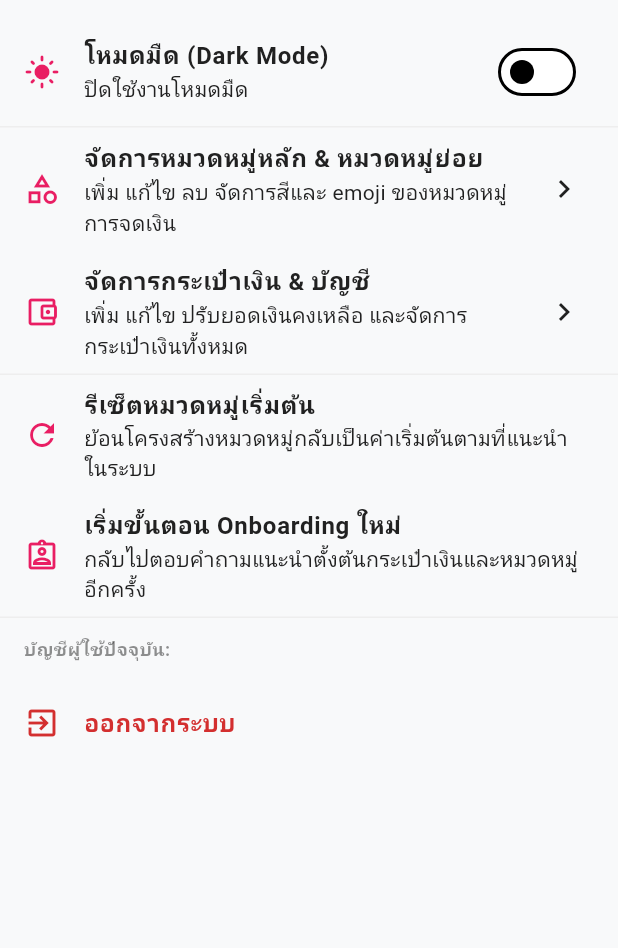
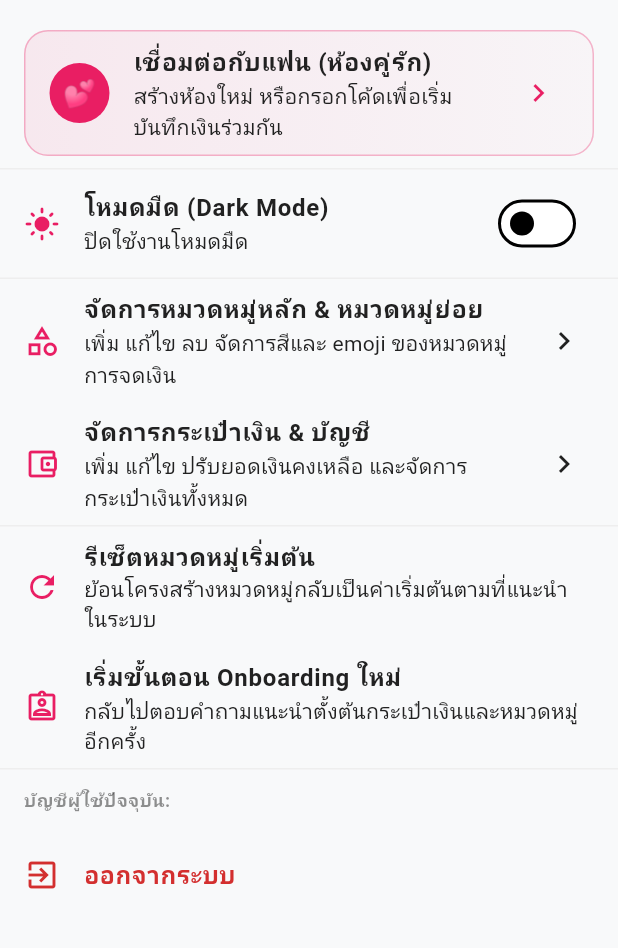
Before and after one commit to snoopy1989doo-source/expense_tracker, a Flutter app: the SettingsScreen screen opened directly, on a phone screen of 412 x 824 dp, the part 84-1032 px from its top. Run offline on Flutter 3.47's test engine with Material 3 defaults, Android fonts, the phone set to English and light mode, and no system bars; our stand-ins replace cloud_firestore, csv, firebase_auth, firebase_core, firebase_storage, fl_chart and 5 more; accounts and stored records are empty; network calls fail; Roboto replaces fonts that are missing (Prompt).

Commit message:
feat: Replace dollar sign with Baht symbol ฿ and add Couple Room management to Settings screen

```diff
--- a/lib/screens/settings/settings_screen.dart
+++ b/lib/screens/settings/settings_screen.dart
@@ -1,11 +1,14 @@
 import 'package:flutter/material.dart';
+import 'package:flutter/services.dart';
 import 'package:flutter_riverpod/flutter_riverpod.dart';
 import '../../providers/theme_provider.dart';
 import '../../providers/auth_provider.dart';
+import '../../providers/couple_provider.dart';
 import '../../providers/category_provider.dart';
 import '../../providers/onboarding_provider.dart';
 import '../category/category_management_screen.dart';
 import '../wallet/wallet_management_screen.dart';
+import '../couple/couple_setup_screen.dart';
 import '../../widgets/common/confirm_dialog.dart';
 import '../../core/constants/app_colors.dart';
 
@@ -18,10 +21,12 @@ class SettingsScreen extends ConsumerWidget {
     final themeNotifier = ref.read(themeProvider.notifier);
     final authNotifier = ref.read(authNotifierProvider.notifier);
     final authState = ref.watch(authNotifierProvider);
+    final coupleRoomId = ref.watch(coupleRoomIdProvider);
+    final coupleRoomAsync = ref.watch(coupleRoomProvider);
 
     final theme = Theme.of(context);
 
-    void _confirmResetCategories() {
+    void confirmResetCategories() {
       ConfirmDialog.show(
         context,
         title: 'รีเซ็ตหมวดหมู่เริ่มต้น',
@@ -30,12 +35,14 @@ class SettingsScreen extends ConsumerWidget {
         confirmColor: AppColors.primary,
         onConfirm: () async {
           await ref.read(mainCategoriesProvider.notifier).resetToDefault();
-          ScaffoldMessenger.of(context).showSnackBar(const SnackBar(content: Text('รีเซ็ตหมวดหมู่สำเร็จแล้ว')));
+          if (context.mounted) {
+            ScaffoldMessenger.of(context).showSnackBar(const SnackBar(content: Text('รีเซ็ตหมวดหมู่สำเร็จแล้ว')));
+          }
         },
       );
     }
 
-    void _confirmResetOnboarding() {
+    void confirmResetOnboarding() {
       ConfirmDialog.show(
         context,
         title: 'จำลอง Onboarding ใหม่',
@@ -49,7 +56,7 @@ class SettingsScreen extends ConsumerWidget {
       );
     }
 
-    void _confirmLogout() {
+    void confirmLogout() {
       ConfirmDialog.show(
         context,
         title: 'ออกจากระบบ',
@@ -69,6 +76,61 @@ class SettingsScreen extends ConsumerWidget {
       body: ListView(
         padding: const EdgeInsets.symmetric(vertical: 12),
         children: [
+          // Couple Room Management Section (💕)
+          Container(
+            margin: const EdgeInsets.symmetric(horizontal: 16, vertical: 8),
+            decoration: BoxDecoration(
+              gradient: LinearGradient(
+                colors: [
+                  theme.colorScheme.primary.withOpacity(0.08),
+                  theme.colorScheme.primary.withOpacity(0.02),
+                ],
+              ),
+              borderRadius: BorderRadius.circular(16),
+              border: Border.all(color: theme.colorScheme.primary.withOpacity(0.3)),
+            ),
+            child: ListTile(
+              leading: const CircleAvatar(
+                backgroundColor: AppColors.primary,
+                child: Text('💕', style: TextStyle(fontSize: 18)),
+              ),
+              title: Text(
+                coupleRoomId != null ? 'ห้องคู่รัก (Kapookluxx Room)' : 'เชื่อมต่อกับแฟน (ห้องคู่รัก)',
+                style: const TextStyle(fontWeight: FontWeight.bold),
+              ),
+              subtitle: coupleRoomAsync.when(
+                data: (room) {
+                  if (room == null) {
+                    return const Text('สร้างห้องใหม่ หรือกรอกโค้ดเพื่อเริ่มบันทึกเงินร่วมกัน');
+                  }
+                  final memberCount = room.memberIds.length;
+                  return Text('รหัสเชิญแฟน: ${room.inviteCode} (${memberCount}/2 คน)');
+                },
+                loading: () => const Text('กำลังโหลดข้อมูลห้องคู่รัก...'),
+                error: (_, __) => const Text('กดเพื่อสร้างหรือเชื่อมต่อห้องคู่รัก'),
+              ),
+              trailing: coupleRoomAsync.value?.inviteCode != null
+                  ? IconButton(
+                      icon: const Icon(Icons.copy, color: AppColors.primary),
+                      tooltip: 'คัดลอกโค้ดเชิญ',
+                      onPressed: () {
+                        Clipboard.setData(ClipboardData(text: coupleRoomAsync.value!.inviteCode));
+                        ScaffoldMessenger.of(context).showSnackBar(
+                          SnackBar(content: Text('คัดลอกโค้ดเชิญแล้ว: ${coupleRoomAsync.value!.inviteCode}')),
+                        );
+                      },
+                    )
+                  : const Icon(Icons.chevron_right, color: AppColors.primary),
+              onTap: () {
+                Navigator.push(
+                  context,
+                  MaterialPageRoute(builder: (context) => const CoupleSetupScreen()),
+                );
+              },
+            ),
+          ),
+          const Divider(),
+
           // Theme selection
           ListTile(
             leading: Icon(isDark ? Icons.dark_mode : Icons.light_mode, color: theme.colorScheme.primary),
@@ -113,13 +175,13 @@ class SettingsScreen extends ConsumerWidget {
             leading: const Icon(Icons.refresh, color: AppColors.primary),
             title: const Text('รีเซ็ตหมวดหมู่เริ่มต้น', style: TextStyle(fontWeight: FontWeight.bold)),
             subtitle: const Text('ย้อนโครงสร้างหมวดหมู่กลับเป็นค่าเริ่มต้นตามที่แนะนำในระบบ'),
-            onTap: _confirmResetCategories,
+            onTap: confirmResetCategories,
           ),
           ListTile(
             leading: const Icon(Icons.assignment_ind_outlined, color: AppColors.primary),
             title: const Text('เริ่มขั้นตอน Onboarding ใหม่', style: TextStyle(fontWeight: FontWeight.bold)),
             subtitle: const Text('กลับไปตอบคำถามแนะนำตั้งต้นกระเป๋าเงินและหมวดหมู่อีกครั้ง'),
-            onTap: _confirmResetOnboarding,
+            onTap: confirmResetOnboarding,
           ),
           const Divider(),
 
@@ -139,7 +201,7 @@ class SettingsScreen extends ConsumerWidget {
           ListTile(
             leading: const Icon(Icons.exit_to_app, color: AppColors.expense),
             title: const Text('ออกจากระบบ', style: TextStyle(fontWeight: FontWeight.bold, color: AppColors.expense)),
-            onTap: _confirmLogout,
+            onTap: confirmLogout,
           ),
         ],
       ),
```
Also changed, not shown: lib/screens/transaction/add_edit_transaction_screen.dart (+13 -1 lines), lib/widgets/common/custom_text_field.dart (+6 -1 lines).
